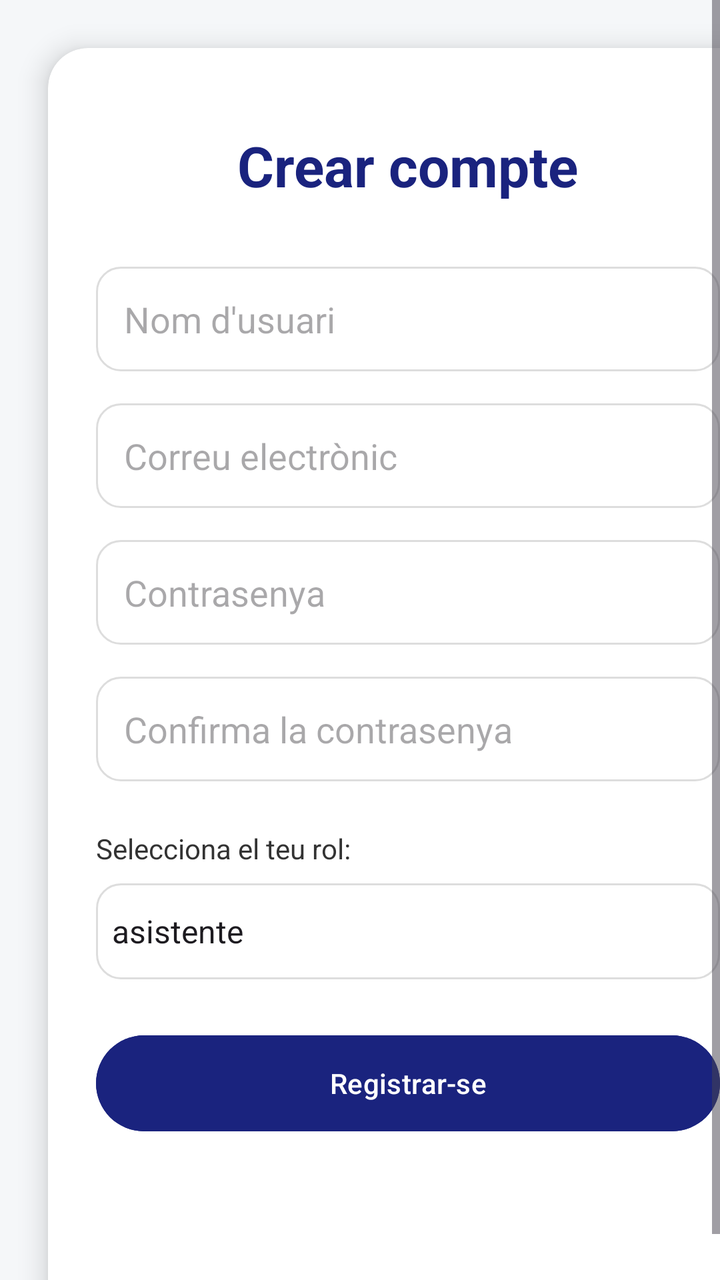
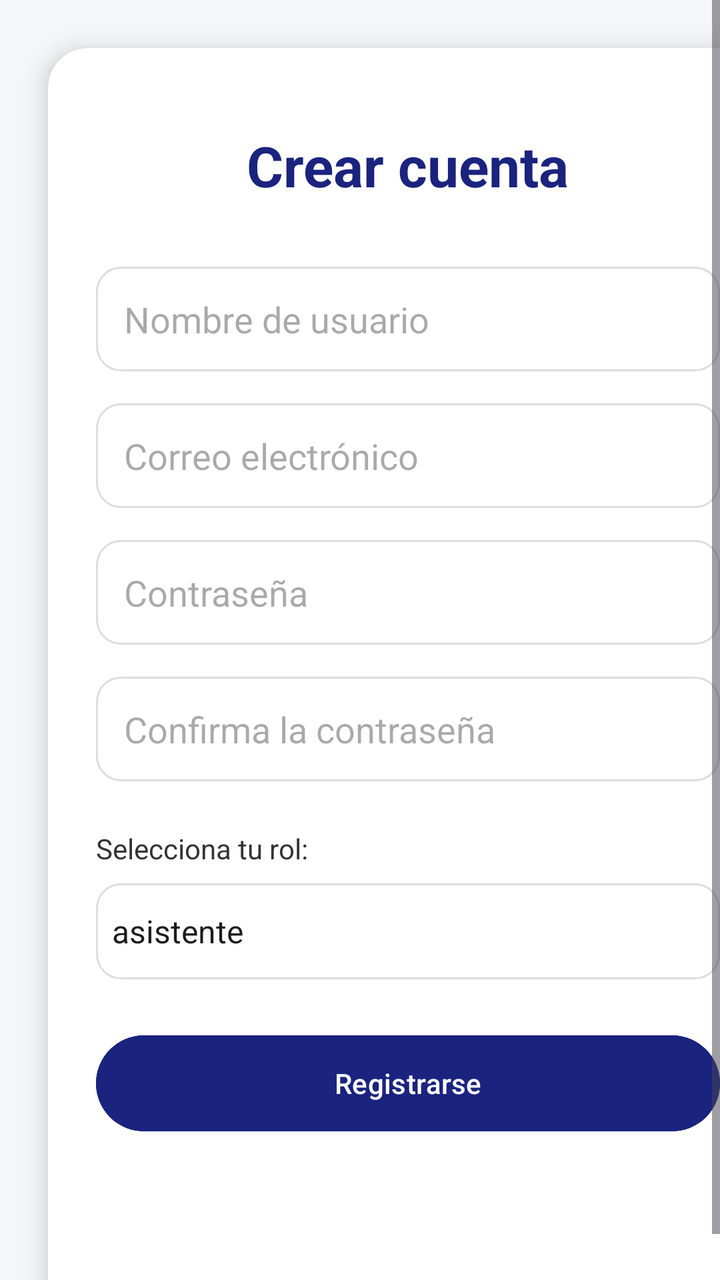

Two renders of the same Android screen: before a commit and after it. Below are the layout's source before the change and the commit's diff.
<!-- AndroidManifest.xml: application theme Theme.Projecte -->
<!-- res/layout/activity_sign_up.xml -->
<?xml version="1.0" encoding="utf-8"?>
<ScrollView xmlns:android="http://schemas.android.com/apk/res/android"
    xmlns:app="http://schemas.android.com/apk/res-auto"
    android:layout_width="match_parent"
    android:layout_height="match_parent"
    android:background="#F5F7F9"
    android:fillViewport="true">

    <androidx.cardview.widget.CardView
        android:layout_width="match_parent"
        android:layout_height="wrap_content"
        android:layout_margin="24dp"
        app:cardCornerRadius="20dp"
        app:cardElevation="8dp">

        <LinearLayout
            android:layout_width="match_parent"
            android:layout_height="wrap_content"
            android:orientation="vertical"
            android:padding="24dp">

            <TextView
                android:id="@+id/tvTitol"
                android:layout_width="wrap_content"
                android:layout_height="wrap_content"
                android:text="Crear compte"
                android:textSize="28sp"
                android:textStyle="bold"
                android:textColor="#1A237E"
                android:layout_gravity="center"
                android:layout_marginTop="16dp"
                android:layout_marginBottom="32dp"/>

            <EditText
                android:id="@+id/etNom"
                android:layout_width="match_parent"
                android:layout_height="wrap_content"
                android:hint="Nom d'usuari"
                android:inputType="text"
                android:background="@drawable/bg_edittext_rounded"
                android:padding="14dp"
                android:layout_marginBottom="16dp"/>

            <EditText
                android:id="@+id/etCorreo"
                android:layout_width="match_parent"
                android:layout_height="wrap_content"
                android:hint="Correu electrònic"
                android:inputType="textEmailAddress"
                android:background="@drawable/bg_edittext_rounded"
                android:padding="14dp"
                android:layout_marginBottom="16dp"/>

            <EditText
                android:id="@+id/etContrasenya"
                android:layout_width="match_parent"
                android:layout_height="wrap_content"
                android:hint="Contrasenya"
                android:inputType="textPassword"
                android:background="@drawable/bg_edittext_rounded"
                android:padding="14dp"
                android:layout_marginBottom="16dp"/>

            <EditText
                android:id="@+id/etConfirmaContrasenya"
                android:layout_width="match_parent"
                android:layout_height="wrap_content"
                android:hint="Confirma la contrasenya"
                android:inputType="textPassword"
                android:background="@drawable/bg_edittext_rounded"
                android:padding="14dp"
                android:layout_marginBottom="16dp"/>

            <TextView
                android:id="@+id/tvRolLabel"
                android:layout_width="wrap_content"
                android:layout_height="wrap_content"
                android:text="Selecciona el teu rol:"
                android:textColor="#333333"
                android:layout_marginTop="8dp"
                android:layout_marginBottom="8dp"/>

            <Spinner
                android:id="@+id/spinnerRol"
                android:layout_width="match_parent"
                android:layout_height="48dp"
                android:background="@drawable/bg_spinner_rounded"
                android:entries="@array/roles_array"
                android:layout_marginBottom="24dp"/>

            <Button
                android:id="@+id/btnRegistrar"
                android:layout_width="match_parent"
                android:layout_height="56dp"
                android:text="Registrar-se"
                android:textColor="#FFFFFF"
                android:backgroundTint="#1A237E"
                app:cornerRadius="30dp"/>

            <TextView
                android:id="@+id/tvError"
                android:layout_width="match_parent"
                android:layout_height="wrap_content"
                android:text=""
                android:textColor="#D32F2F"
                android:textAlignment="center"
                android:layout_marginTop="16dp"/>
        </LinearLayout>
    </androidx.cardview.widget.CardView>
</ScrollView>
<!-- resources referenced by this layout -->
<resources>
  <string-array name="roles_array">
          <item>asistente</item>
          <item>banda</item>
      </string-array>
  <!-- drawable bg_edittext_rounded (drawable) -->
  <shape xmlns:android="http://schemas.android.com/apk/res/android" android:shape="rectangle">
      <solid android:color="#FFFFFF" />
      <stroke android:width="1dp" android:color="#DDDDDD" />
      <corners android:radius="12dp" />
  </shape>
  <!-- drawable bg_spinner_rounded (drawable) -->
  <shape xmlns:android="http://schemas.android.com/apk/res/android" android:shape="rectangle">
      <solid android:color="#FFFFFF" />
      <stroke android:width="1dp" android:color="#DDDDDD" />
      <corners android:radius="12dp" />
  </shape>
  <style name="Theme.Projecte" parent="Base.Theme.Projecte" />
  <style name="Base.Theme.Projecte" parent="Theme.Material3.DayNight.NoActionBar">
          
          
      </style>
</resources>

<!-- the commit's change to res/layout/activity_sign_up.xml (unified diff, before → after) -->
@@ -23,7 +23,7 @@
                 android:id="@+id/tvTitol"
                 android:layout_width="wrap_content"
                 android:layout_height="wrap_content"
-                android:text="Crear compte"
+                android:text="Crear cuenta"
                 android:textSize="28sp"
                 android:textStyle="bold"
                 android:textColor="#1A237E"
@@ -35,7 +35,7 @@
                 android:id="@+id/etNom"
                 android:layout_width="match_parent"
                 android:layout_height="wrap_content"
-                android:hint="Nom d'usuari"
+                android:hint="Nombre de usuario"
                 android:inputType="text"
                 android:background="@drawable/bg_edittext_rounded"
                 android:padding="14dp"
@@ -45,7 +45,7 @@
                 android:id="@+id/etCorreo"
                 android:layout_width="match_parent"
                 android:layout_height="wrap_content"
-                android:hint="Correu electrònic"
+                android:hint="Correo electrónico"
                 android:inputType="textEmailAddress"
                 android:background="@drawable/bg_edittext_rounded"
                 android:padding="14dp"
@@ -55,7 +55,7 @@
                 android:id="@+id/etContrasenya"
                 android:layout_width="match_parent"
                 android:layout_height="wrap_content"
-                android:hint="Contrasenya"
+                android:hint="Contraseña"
                 android:inputType="textPassword"
                 android:background="@drawable/bg_edittext_rounded"
                 android:padding="14dp"
@@ -65,7 +65,7 @@
                 android:id="@+id/etConfirmaContrasenya"
                 android:layout_width="match_parent"
                 android:layout_height="wrap_content"
-                android:hint="Confirma la contrasenya"
+                android:hint="Confirma la contraseña"
                 android:inputType="textPassword"
                 android:background="@drawable/bg_edittext_rounded"
                 android:padding="14dp"
@@ -75,7 +75,7 @@
                 android:id="@+id/tvRolLabel"
                 android:layout_width="wrap_content"
                 android:layout_height="wrap_content"
-                android:text="Selecciona el teu rol:"
+                android:text="Selecciona tu rol:"
                 android:textColor="#333333"
                 android:layout_marginTop="8dp"
                 android:layout_marginBottom="8dp"/>
@@ -92,7 +92,7 @@
                 android:id="@+id/btnRegistrar"
                 android:layout_width="match_parent"
                 android:layout_height="56dp"
-                android:text="Registrar-se"
+                android:text="Registrarse"
                 android:textColor="#FFFFFF"
                 android:backgroundTint="#1A237E"
                 app:cornerRadius="30dp"/>
